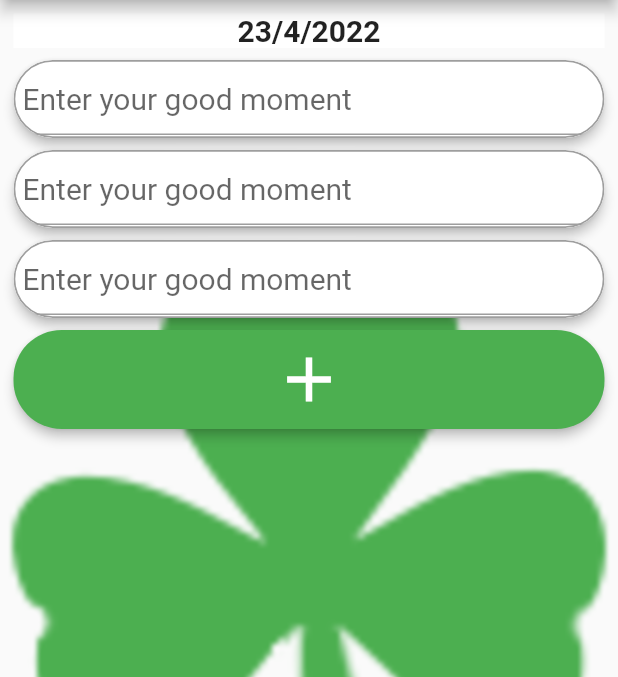
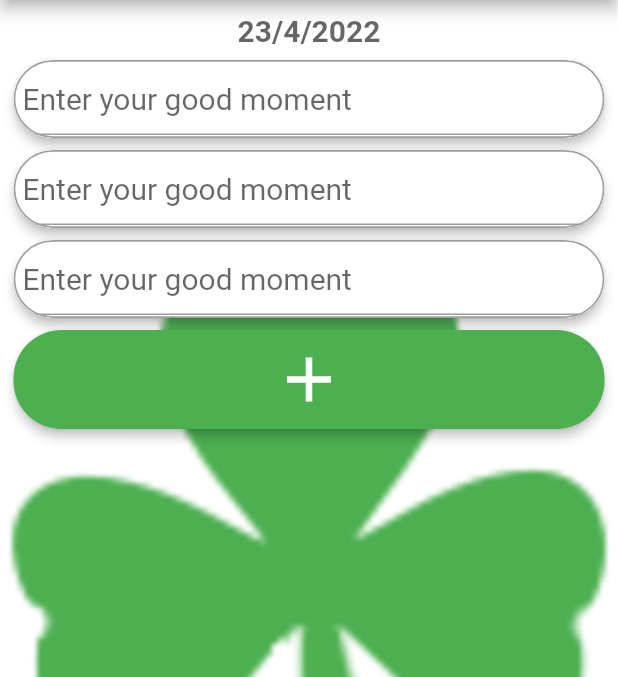
Before and after one commit to Alpagateau/blabliblu, a Flutter app: the screen it shows after launch, on a phone screen of 412 x 824 dp, the part 84-761 px from its top. Run offline on Flutter 3.47's test engine with Material 2 defaults, Android fonts, the phone set to English and light mode, and no system bars; our stand-ins replace awesome_notifications, shared_preferences; Roboto replaces fonts that are missing (Raleway).

Commit message:
commencer a ajouter des themes

```diff
--- a/lib/main.dart
+++ b/lib/main.dart
@@ -14,6 +14,7 @@ import 'aboutPageWidget.dart';
 import 'souvenir.dart';
 import 'api/notification_push.dart';
 import 'substringFinder.dart';
+import 'themes.dart' as themes;
 
 //TODO add a real icon
 
@@ -50,17 +51,7 @@ class MeApp extends StatelessWidget {
   Widget build(BuildContext context) {
     return MaterialApp(
         title: 'Blabliblu',
-        theme: ThemeData(
-          primarySwatch: Colors.green,
-          backgroundColor: Colors.white,
-          cardTheme: CardTheme(
-            shape: RoundedRectangleBorder(
-              borderRadius: BorderRadius.circular(32.0),
-              side: const BorderSide(color: Colors.grey, width: 1.2),
-            ),
-            clipBehavior: Clip.antiAlias,
-          ),
-        ),
+        theme: themes.MainTheme,
         home: MyHomePage(title: 'Blabliblu', storage: CounterStorage()));
   }
 }
@@ -323,7 +314,9 @@ class _MyHomePageState extends State<MyHomePage>
         List<Widget> children;
         if (snapshot.hasData) {
           children = [
-            Stack(
+            Container(
+              color: Theme.of(context).backgroundColor,
+              child: Stack(
                 children: <Widget>[
                   Center(
                     child: Image.asset("assets/images/icon512.png"),
@@ -348,6 +341,7 @@ class _MyHomePageState extends State<MyHomePage>
                     ),
                   )
                 ],
+              ),
             )
           ];
         } else if (snapshot.hasError) {
@@ -387,8 +381,8 @@ class _MyHomePageState extends State<MyHomePage>
             child: ListView(
               children: [
                 DrawerHeader(
-                  decoration: const BoxDecoration(
-                    color: Colors.green,
+                  decoration: BoxDecoration(
+                    color: Theme.of(context).primaryColor,
                   ),
                   child: Column(
                     crossAxisAlignment: CrossAxisAlignment.start,
@@ -465,17 +459,21 @@ class _MyHomePageState extends State<MyHomePage>
   Widget buildSouvenirCard(TextEditingController controller) {
     return Card(
       elevation: 3.0,
+      color: Theme.of(context).cardTheme.color,
+      child: Container(
+        color: Theme.of(context).cardColor,
         child: Padding(
           padding: const EdgeInsets.fromLTRB(6, 2, 0, 2),
           child: TextField(
             controller: controller,
             maxLines: null,
-          style: (const TextStyle(
+            style: (TextStyle(
                 fontSize: 20,
                 fontFamily: 'Raleway',
-          )),
+                color: Theme.of(context).textTheme.bodyText1!.color)),
             decoration: const InputDecoration(
               hintText: "Enter your good moment",
+            ),
           ),
         ),
       ),
@@ -484,7 +482,7 @@ class _MyHomePageState extends State<MyHomePage>
 
   Widget buildAddButton(String s) {
     return Card(
-      color: Colors.green,
+      color: Theme.of(context).primaryColor,
       elevation: 3.0,
       shape: RoundedRectangleBorder(
         borderRadius: BorderRadius.circular(32.0),
@@ -492,7 +490,7 @@ class _MyHomePageState extends State<MyHomePage>
       ),
       child: IconButton(
         icon: const Icon(Icons.add),
-        color: Colors.white,
+        color: Theme.of(context).backgroundColor,
         iconSize: 50,
         onPressed: () {
           _incrementCounter();
@@ -505,13 +503,16 @@ class _MyHomePageState extends State<MyHomePage>
     return Card(
         elevation: 0,
         shape: const RoundedRectangleBorder(side: BorderSide.none),
+        color: Theme.of(context).backgroundColor,
         child: Center(
           child: Text(
             d + "/" + m + "/" + y,
-            style: const TextStyle(
+            style: TextStyle(
               fontSize: 20,
               fontWeight: FontWeight.bold,
-                fontFamily: 'Raleway'),
+              fontFamily: 'Raleway',
+              color: Theme.of(context).hintColor,
+            ),
           ),
         ));
   }
```
Also changed, not shown: lib/themes.dart (added, +28 -0 lines). Lines whose indentation alone changed are shown as unchanged.
